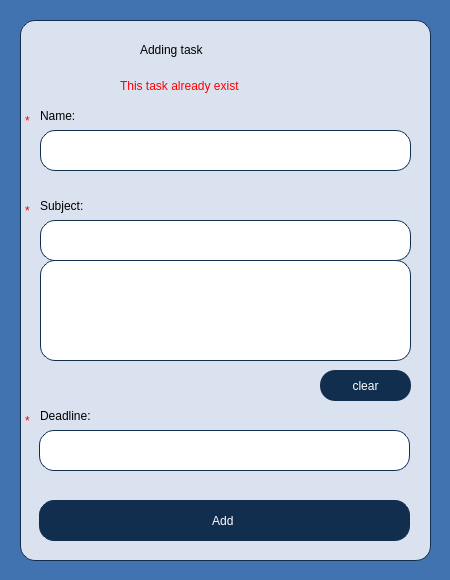
This is Planner/agendaadding.ui in BeliaViktoria/Planner as Qt 5 draws it before an edit. The edited form follows.
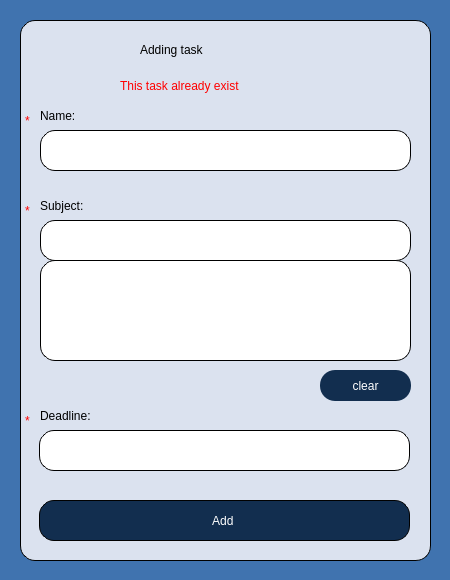
This is the edited form.

Commit message: Border Color

Patch:
```diff
--- a/Planner/agendaadding.ui
+++ b/Planner/agendaadding.ui
@@ -66,7 +66,7 @@
 border-radius:15px;
 border-style: solid;
 border-width: 1px;
-border-color: rgb(18, 46, 79);</string>
+border-color: rgb(0, 0, 0);</string>
    </property>
    <widget class="QPushButton" name="pushButton_Add">
     <property name="geometry">
@@ -82,7 +82,7 @@
 border-radius:15px;
 border-style: solid;
 border-width: 1px;
-border-color: rgb(18, 46, 79);
+border-color: rgb(0, 0, 0);
 font: 75 20pt &quot;Gentium Book Basic&quot;;
 color:white;</string>
     </property>
@@ -232,7 +232,7 @@
 border-radius:15px;
 border-style: solid;
 border-width: 1px;
-border-color: rgb(18, 46, 79);
+border-color: rgb(0, 0, 0);
 font: 14pt &quot;Gentium Book Basic&quot;;
 color:black;</string>
    </property>
@@ -290,7 +290,7 @@
 border-radius:15px;
 border-style: solid;
 border-width: 1px;
-border-color: rgb(18, 46, 79);
+border-color: rgb(0, 0, 0);
 font: 14pt &quot;Gentium Book Basic&quot;;
 color:black;</string>
    </property>
@@ -312,7 +312,7 @@
 border-radius:15px;
 border-style: solid;
 border-width: 1px;
-border-color: rgb(18, 46, 79);
+border-color: rgb(0, 0, 0);
 font: 14pt &quot;Gentium Book Basic&quot;;
 color:black;</string>
    </property>
```
The commit also changes 20 other files.
